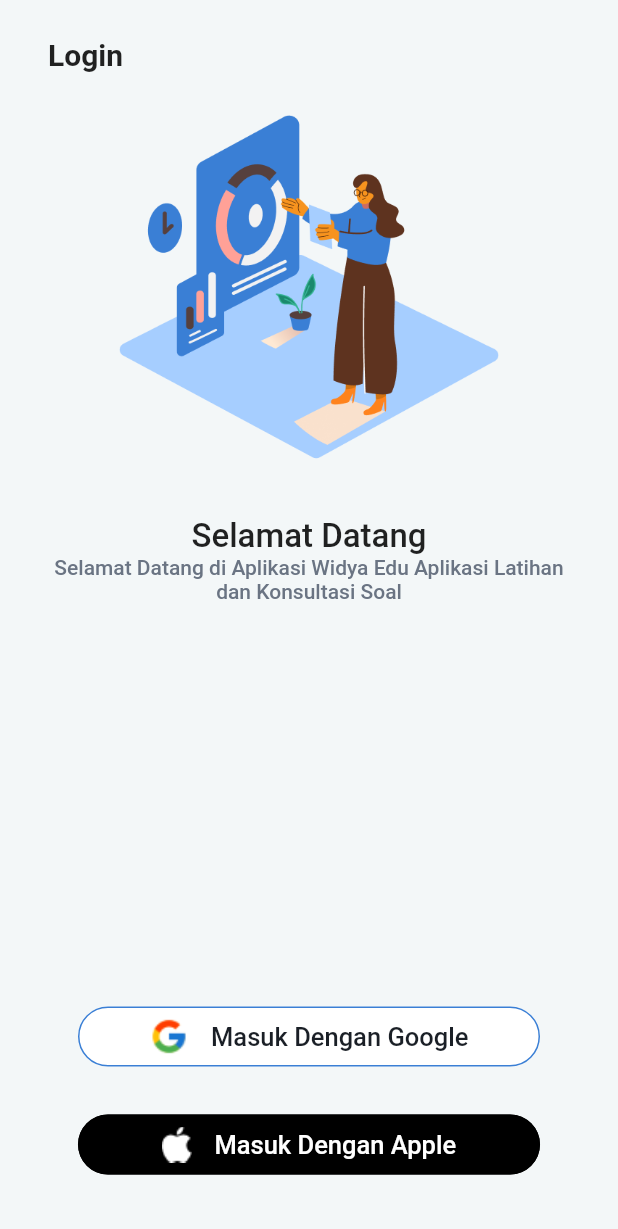
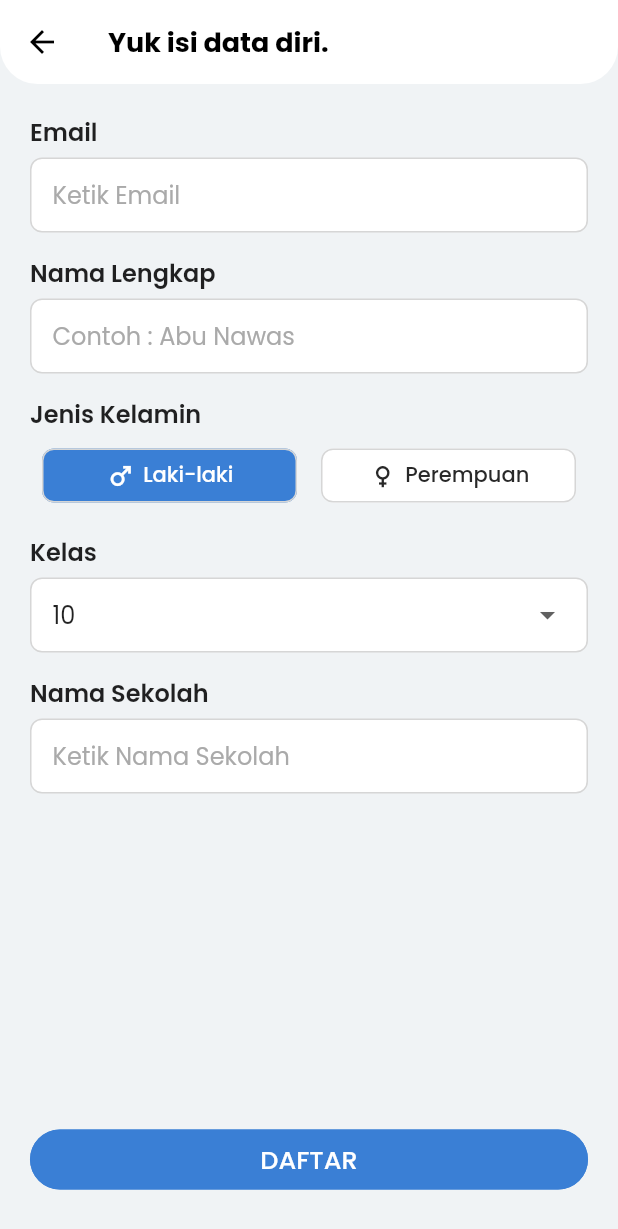
Before and after one commit to nanangkoesharwanto/final_task, a Flutter app: the LoginPage screen opened by its route, after a tap on "Masuk Dengan Google", on a phone screen of 412 x 824 dp. Shown: the top 1229 px of the screen. Run offline on Flutter 3.47's test engine with Material 2 defaults, Android fonts, the phone set to English and light mode, and no system bars; our stand-ins replace google_fonts.

Commit message:
register_page main_page

```diff
--- a/lib/constants/R/app_colors.dart
+++ b/lib/constants/R/app_colors.dart
@@ -5,4 +5,6 @@ class AppColors {
   Color gray = const Color(0xffF3F7F8);
   Color graySubtitle = const Color(0xff6A7483);
   Color blackLogin = const Color(0xff1A1F26);
+  Color greyBorder = const Color(0xffD6D6D6);
+  Color greyHintText = const Color(0xffAAAAAA);
 }
--- a/lib/constants/R/assets.dart
+++ b/lib/constants/R/assets.dart
@@ -3,4 +3,7 @@ class Assets {
   String imgLogin = "assets/auth/img_login.png";
   String icGoogle = "assets/auth/ic_google.png";
   String icApple = "assets/auth/ic_apple.png";
+  String icHome = "assets/ic_home.png";
+  String icProfile = "assets/ic_profile.png";
+  String icDiscuss = "assets/ic_discuss.png";
 }
--- a/lib/constants/R/strings.dart
+++ b/lib/constants/R/strings.dart
@@ -1,8 +1,12 @@
 class Strings {
+  // LOGIN PAGE
   String login = "Login";
   String welcome = "Selamat Datang";
-  String loginDesc =
-      "Selamat Datang di Aplikasi Widya Edu Aplikasi Latihan dan Konsultasi Soal";
+  String loginDesc = "Selamat Datang di Aplikasi Widya Edu";
+  String loginDesc2 = "Aplikasi Latihan dan Konsultasi Soal";
   String loginWithGoogle = "Masuk Dengan Google";
   String loginWithApple = "Masuk Dengan Apple";
+
+// REGISTER PAGE
+  String daftar = "DAFTAR";
 }
--- a/lib/views/login_page.dart
+++ b/lib/views/login_page.dart
@@ -1,4 +1,5 @@
 import 'package:final_task/constants/r.dart';
+import 'package:final_task/views/register_page.dart';
 import 'package:flutter/material.dart';
 
 class LoginPage extends StatefulWidget {
@@ -13,7 +14,7 @@ class _LoginPageState extends State<LoginPage> {
   @override
   Widget build(BuildContext context) {
     return Scaffold(
-        backgroundColor: R.colors.gray,
+        backgroundColor: const Color(0xffF3F7F8),
         body: Padding(
           padding: const EdgeInsets.symmetric(
             horizontal: 32,
@@ -36,7 +37,7 @@ class _LoginPageState extends State<LoginPage> {
               ),
               Image.asset(R.assets.imgLogin),
               const SizedBox(
-                height: 30,
+                height: 25,
               ),
               Text(
                 R.strings.welcome,
@@ -54,8 +55,20 @@ class _LoginPageState extends State<LoginPage> {
                   color: R.colors.graySubtitle,
                 ),
               ),
+              Text(
+                R.strings.loginDesc2,
+                textAlign: TextAlign.center,
+                style: TextStyle(
+                  fontSize: 14,
+                  fontWeight: FontWeight.w500,
+                  color: R.colors.graySubtitle,
+                ),
+              ),
               const Spacer(),
               ButtonLogin(
+                onTap: () {
+                  Navigator.of(context).pushNamed(RegisterPage.route);
+                },
                 backgroundColor: Colors.white,
                 borderColor: R.colors.primary,
                 child: Row(
@@ -68,7 +81,7 @@ class _LoginPageState extends State<LoginPage> {
                     Text(
                       R.strings.loginWithGoogle,
                       style: TextStyle(
-                        fontSize: 17,
+                        fontSize: 15,
                         fontWeight: FontWeight.w500,
                         color: R.colors.blackLogin,
                       ),
@@ -77,6 +90,7 @@ class _LoginPageState extends State<LoginPage> {
                 ),
               ),
               ButtonLogin(
+                onTap: () {},
                 backgroundColor: Colors.black,
                 borderColor: Colors.black,
                 child: Row(
@@ -89,7 +103,7 @@ class _LoginPageState extends State<LoginPage> {
                     Text(
                       R.strings.loginWithApple,
                       style: const TextStyle(
-                        fontSize: 17,
+                        fontSize: 15,
                         fontWeight: FontWeight.w500,
                         color: Colors.white,
                       ),
@@ -109,11 +123,13 @@ class ButtonLogin extends StatelessWidget {
     required this.backgroundColor,
     required this.child,
     required this.borderColor,
+    required this.onTap,
   }) : super(key: key);
 
   final Color backgroundColor;
   final Widget child;
   final Color borderColor;
+  final Function()? onTap;
 
   @override
   Widget build(BuildContext context) {
@@ -132,7 +148,7 @@ class ButtonLogin extends StatelessWidget {
             side: BorderSide(color: borderColor),
           ),
         ),
-        onPressed: () {},
+        onPressed: onTap,
         child: child,
       ),
     );
--- /dev/null
+++ b/lib/views/register_page.dart
@@ -0,0 +1,330 @@
+import 'package:final_task/constants/r.dart';
+import 'package:final_task/views/login_page.dart';
+import 'package:final_task/views/main_page.dart';
+import 'package:flutter/material.dart';
+
+class RegisterPage extends StatefulWidget {
+  const RegisterPage({Key? key}) : super(key: key);
+  static const String route = "register_screen";
+
+  @override
+  State<RegisterPage> createState() => _RegisterPageState();
+}
+
+enum Gender { lakilaki, perempuan }
+
+class _RegisterPageState extends State<RegisterPage> {
+  String gender = "Laki-laki";
+  List<String> classSlta = ["10", "11", "12"];
+  String selectedClass = "10";
+
+  onTapGender(Gender genderInput) {
+    if (genderInput == Gender.lakilaki) {
+      gender = "Laki-laki";
+    } else {
+      gender = "Perempuan";
+    }
+    setState(() {});
+  }
+
+  final emailController = TextEditingController();
+  final namaLengkapController = TextEditingController();
+  final namaSekolahController = TextEditingController();
+
+  @override
+  Widget build(BuildContext context) {
+    return Scaffold(
+      backgroundColor: const Color(0xffF0F3F5),
+      appBar: AppBar(
+        shape: const RoundedRectangleBorder(
+            borderRadius: BorderRadius.only(
+          bottomLeft: Radius.circular(25),
+          bottomRight: Radius.circular(25),
+        )),
+        // remove shadow
+        elevation: 0,
+        backgroundColor: Colors.white,
+        iconTheme: const IconThemeData(color: Colors.black),
+        title: const Text(
+          "Yuk isi data diri.",
+          style: TextStyle(
+            color: Colors.black,
+            fontWeight: FontWeight.w700,
+            fontSize: 18,
+          ),
+        ),
+      ),
+      bottomNavigationBar: SafeArea(
+        child: Padding(
+          padding: const EdgeInsets.only(bottom: 15),
+          child: ButtonLogin(
+            onTap: () {
+              // Navigator.of(context).pushNamed(MainPage.route);
+              Navigator.of(context).pushNamedAndRemoveUntil(
+                MainPage.route,
+                (context) => false,
+              );
+            },
+            backgroundColor: R.colors.primary,
+            borderColor: R.colors.primary,
+            child: Text(
+              R.strings.daftar,
+              style: const TextStyle(
+                fontSize: 17,
+                fontWeight: FontWeight.w500,
+                color: Colors.white,
+              ),
+            ),
+          ),
+        ),
+      ),
+      body: SingleChildScrollView(
+        child: Padding(
+          padding: const EdgeInsets.all(20.0),
+          child: Column(
+            crossAxisAlignment: CrossAxisAlignment.start,
+            children: [
+              RegisterTextField(
+                controller: emailController,
+                title: 'Email',
+                hintText: 'Ketik Email',
+              ),
+              const SizedBox(
+                height: 15,
+              ),
+              RegisterTextField(
+                controller: namaLengkapController,
+                title: 'Nama Lengkap',
+                hintText: 'Contoh : Abu Nawas',
+              ),
+              const SizedBox(
+                height: 15,
+              ),
+              const Text(
+                "Jenis Kelamin",
+                style: TextStyle(
+                  fontSize: 16,
+                  fontWeight: FontWeight.w600,
+                ),
+              ),
+              const SizedBox(
+                height: 5,
+              ),
+              Row(
+                children: [
+                  Expanded(
+                    child: Padding(
+                      padding: const EdgeInsets.symmetric(
+                        horizontal: 8,
+                      ),
+                      child: ElevatedButton(
+                        style: ElevatedButton.styleFrom(
+                          elevation: 0,
+                          primary: gender == "Laki-laki"
+                              ? R.colors.primary
+                              : Colors.white,
+                          shape: RoundedRectangleBorder(
+                            borderRadius: BorderRadius.circular(8),
+                            side: BorderSide(
+                              width: 1,
+                              color: R.colors.greyBorder,
+                            ),
+                          ),
+                        ),
+                        onPressed: () {
+                          onTapGender(Gender.lakilaki);
+                        },
+                        child: Row(
+                          mainAxisAlignment: MainAxisAlignment.center,
+                          children: [
+                            Icon(
+                              Icons.male,
+                              size: 20,
+                              color: gender == "Laki-laki"
+                                  ? Colors.white
+                                  : const Color(0xff282828),
+                            ),
+                            const SizedBox(
+                              width: 5,
+                            ),
+                            Text(
+                              "Laki-laki",
+                              style: TextStyle(
+                                color: gender == "Laki-laki"
+                                    ? Colors.white
+                                    : const Color(0xff282828),
+                                fontSize: 14,
+                              ),
+                            ),
+                          ],
+                        ),
+                      ),
+                    ),
+                  ),
+                  Expanded(
+                    child: Padding(
+                      padding: const EdgeInsets.symmetric(
+                        horizontal: 8,
+                      ),
+                      child: ElevatedButton(
+                        style: ElevatedButton.styleFrom(
+                          elevation: 0,
+                          primary: gender == "Perempuan"
+                              ? R.colors.primary
+                              : Colors.white,
+                          shape: RoundedRectangleBorder(
+                            borderRadius: BorderRadius.circular(8),
+                            side: BorderSide(
+                              width: 1,
+                              color: R.colors.greyBorder,
+                            ),
+                          ),
+                        ),
+                        onPressed: () {
+                          onTapGender(Gender.perempuan);
+                        },
+                        child: Row(
+                          mainAxisAlignment: MainAxisAlignment.center,
+                          children: [
+                            Icon(
+                              Icons.female,
+                              size: 20,
+                              color: gender == "Perempuan"
+                                  ? Colors.white
+                                  : const Color(0xff282828),
+                            ),
+                            const SizedBox(
+                              width: 5,
+                            ),
+                            Text(
+                              "Perempuan",
+                              style: TextStyle(
+                                color: gender == "Perempuan"
+                                    ? Colors.white
+                                    : const Color(0xff282828),
+                                fontSize: 14,
+                              ),
+                            ),
+                          ],
+                        ),
+                      ),
+                    ),
+                  ),
+                ],
+              ),
+              const SizedBox(
+                height: 15,
+              ),
+              const Text(
+                "Kelas",
+                style: TextStyle(
+                  fontSize: 16,
+                  fontWeight: FontWeight.w600,
+                ),
+              ),
+              const SizedBox(
+                height: 5,
+              ),
+              Container(
+                width: double.infinity,
+                padding: const EdgeInsets.symmetric(
+                  horizontal: 14,
+                ),
+                decoration: BoxDecoration(
+                  borderRadius: BorderRadius.circular(8),
+                  color: Colors.white,
+                  border: Border.all(
+                    color: R.colors.greyBorder,
+                  ),
+                ),
+                child: DropdownButtonHideUnderline(
+                  child: DropdownButton<String>(
+                    value: selectedClass,
+                    items: classSlta
+                        .map(
+                          (e) => DropdownMenuItem<String>(
+                            value: e,
+                            child: Text(e),
+                            onTap: () {
+                              selectedClass = e;
+                              setState(() {});
+                            },
+                          ),
+                        )
+                        .toList(),
+                    onChanged: (val) {},
+                    // onChanged: (String? val) {
+                    //   selectedClass = val!;
+                    //   setState(() {});
+                    // },
+                  ),
+                ),
+              ),
+              const SizedBox(
+                height: 15,
+              ),
+              RegisterTextField(
+                controller: namaSekolahController,
+                title: 'Nama Sekolah',
+                hintText: 'Ketik Nama Sekolah',
+              ),
+            ],
+          ),
+        ),
+      ),
+    );
+  }
+}
+
+class RegisterTextField extends StatelessWidget {
+  const RegisterTextField({
+    Key? key,
+    required this.title,
+    required this.hintText,
+    this.controller,
+  }) : super(key: key);
+
+  final String title;
+  final String hintText;
+  final TextEditingController? controller;
+
+  @override
+  Widget build(BuildContext context) {
+    return Column(
+      crossAxisAlignment: CrossAxisAlignment.start,
+      children: [
+        Text(
+          title,
+          style: const TextStyle(
+            fontSize: 16,
+            fontWeight: FontWeight.w600,
+          ),
+        ),
+        const SizedBox(
+          height: 5,
+        ),
+        Container(
+          padding: const EdgeInsets.symmetric(
+            horizontal: 14,
+          ),
+          decoration: BoxDecoration(
+            borderRadius: BorderRadius.circular(8),
+            color: Colors.white,
+            border: Border.all(
+              color: R.colors.greyBorder,
+            ),
+          ),
+          child: TextField(
+            controller: controller,
+            decoration: InputDecoration(
+                border: InputBorder.none,
+                hintText: hintText,
+                hintStyle: TextStyle(
+                  color: R.colors.greyHintText,
+                )),
+          ),
+        )
+      ],
+    );
+  }
+}
--- a/lib/views/splash_screen.dart
+++ b/lib/views/splash_screen.dart
@@ -12,7 +12,7 @@ class SplashScreen extends StatelessWidget {
     Timer(const Duration(seconds: 5), () {
       // Navigator.of(context)
       //     .push(MaterialPageRoute(builder: (context) => LoginPage()));
-      Navigator.of(context).pushNamed(LoginPage.route);
+      Navigator.of(context).pushReplacementNamed(LoginPage.route);
     });
 
     return Scaffold(
--- a/pubspec.yaml
+++ b/pubspec.yaml
@@ -37,6 +37,8 @@ dependencies:
   # The following adds the Cupertino Icons font to your application.
   # Use with the CupertinoIcons class for iOS style icons.
   cupertino_icons: ^1.0.2
+  google_fonts: ^3.0.1
+  shared_preferences: ^2.0.15
 
 dev_dependencies:
   flutter_test:
```
Also changed, not shown: lib/main.dart (+7 -1 lines), lib/views/main/diskusi/chat_page.dart (added, +20 -0 lines), lib/views/main/latihan_soal/home_page.dart (added, +20 -0 lines), lib/views/main/profile/profile_page.dart (added, +20 -0 lines), lib/views/main_page.dart (added, +139 -0 lines), assets/ic_profile.png (added), pubspec.lock.
